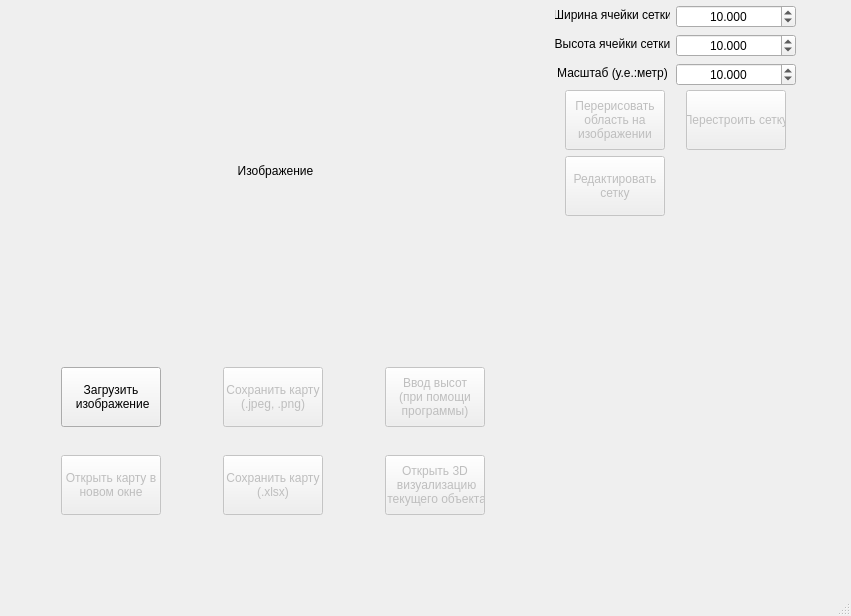
Old version of the form FinalEcologyProject/mainwindow.ui in the repository cloneyd/OilModeling.
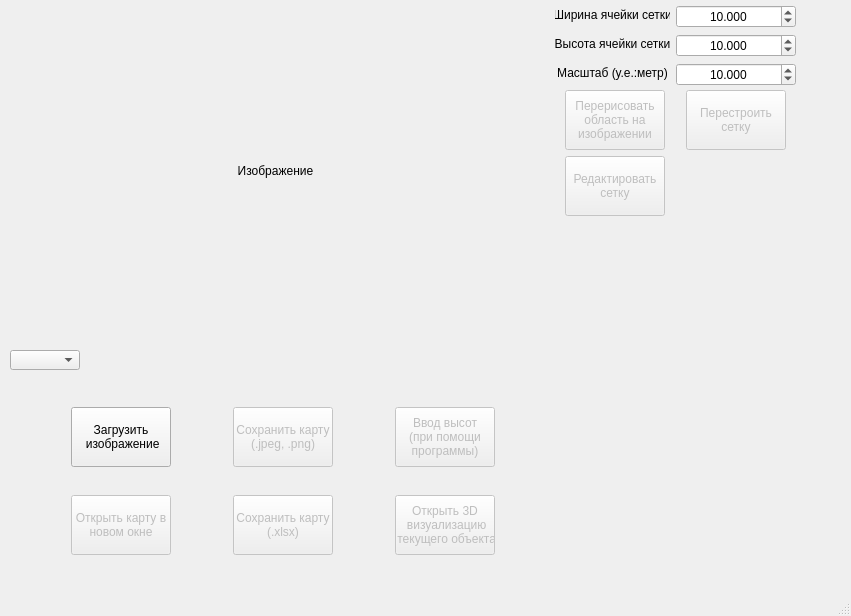
New version of the form.

The edit to the form file:
```diff
--- a/FinalEcologyProject/mainwindow.ui
+++ b/FinalEcologyProject/mainwindow.ui
@@ -192,8 +192,8 @@
    <widget class="QWidget" name="gridLayoutWidget">
     <property name="geometry">
      <rect>
-      <x>0</x>
-      <y>340</y>
+      <x>10</x>
+      <y>380</y>
       <width>549</width>
       <height>202</height>
      </rect>
@@ -432,7 +432,8 @@
         </size>
        </property>
        <property name="text">
-        <string>Перестроить сетку</string>
+        <string>Перестроить
+сетку</string>
        </property>
       </widget>
      </item>
@@ -497,6 +498,46 @@
      </item>
     </layout>
    </widget>
+   <widget class="QComboBox" name="water_object_type_combo_box">
+    <property name="geometry">
+     <rect>
+      <x>10</x>
+      <y>350</y>
+      <width>70</width>
+      <height>20</height>
+     </rect>
+    </property>
+    <property name="sizePolicy">
+     <sizepolicy hsizetype="Fixed" vsizetype="Fixed">
+      <horstretch>0</horstretch>
+      <verstretch>0</verstretch>
+     </sizepolicy>
+    </property>
+    <property name="minimumSize">
+     <size>
+      <width>70</width>
+      <height>20</height>
+     </size>
+    </property>
+    <property name="maximumSize">
+     <size>
+      <width>70</width>
+      <height>20</height>
+     </size>
+    </property>
+    <property name="baseSize">
+     <size>
+      <width>70</width>
+      <height>20</height>
+     </size>
+    </property>
+    <property name="editable">
+     <bool>false</bool>
+    </property>
+    <property name="currentText">
+     <string/>
+    </property>
+   </widget>
   </widget>
   <widget class="QMenuBar" name="menubar">
    <property name="geometry">
```
